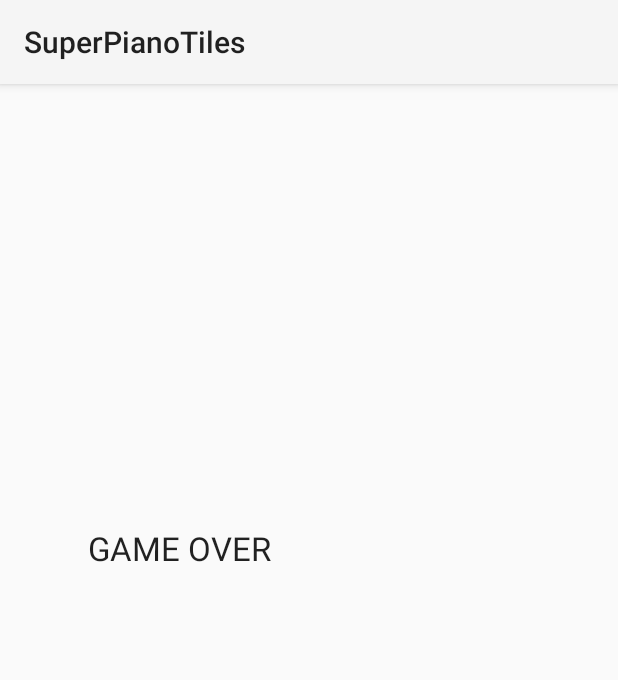
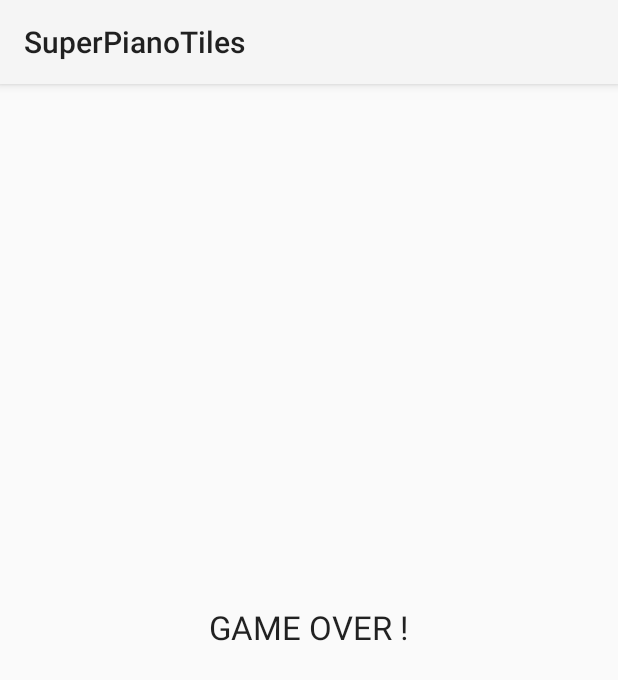
Before and after one commit to Jak-p/SuperPianoTiles, an Android app: the layout game_over.xml on its own in the app's theme, with its tools: preview values and no code run, on a phone screen of 412 x 824 dp. Shown: the top 680 px of the screen. Run offline under Robolectric (Android 15) with nearby library versions, the phone set to English and light mode, and no system bars.

Commit message:
premier commit

```diff
--- a/app/src/main/res/layout/game_over.xml
+++ b/app/src/main/res/layout/game_over.xml
@@ -3,17 +3,17 @@
     android:orientation="vertical" android:layout_width="match_parent"
     android:layout_height="match_parent">
 
-    <GridLayout
+    <FrameLayout
         android:layout_width="match_parent"
-        android:layout_height="match_parent">
+        android:layout_height="match_parent"
+        android:layout_gravity="center_horizontal">
 
         <TextView
-            android:layout_width="353dp"
-            android:layout_height="473dp"
+            android:layout_width="wrap_content"
+            android:layout_height="73dp"
             android:textAppearance="?android:attr/textAppearanceLarge"
-            android:text="GAME OVER"
+            android:text="@string/game_over"
             android:id="@+id/textView"
-            android:layout_row="4"
-            android:layout_column="5" />
-    </GridLayout>
+            android:layout_gravity="center" />
+    </FrameLayout>
 </LinearLayout>
--- a/app/src/main/res/layout/sample_tiles_view.xml
+++ b/app/src/main/res/layout/sample_tiles_view.xml
@@ -1,5 +1,5 @@
 <FrameLayout xmlns:android="http://schemas.android.com/apk/res/android"
-    xmlns:app="http://schemas.android.com/apk/res/fr.ups.sim.superpianotiles"
+    xmlns:app="http://schemas.android.com/apk/res-auto"
     android:layout_width="match_parent" android:layout_height="match_parent">
 
     <fr.ups.sim.superpianotiles.TilesView android:background="#ccc" android:layout_width="300dp"
--- a/app/src/main/res/values/strings.xml
+++ b/app/src/main/res/values/strings.xml
@@ -8,4 +8,5 @@
 
     <string name="hello_world">Hello world!</string>
     <string name="action_settings">Settings</string>
+    <string name="game_over">GAME OVER !</string>
 </resources>
```
Also changed, not shown: 2 other files.
